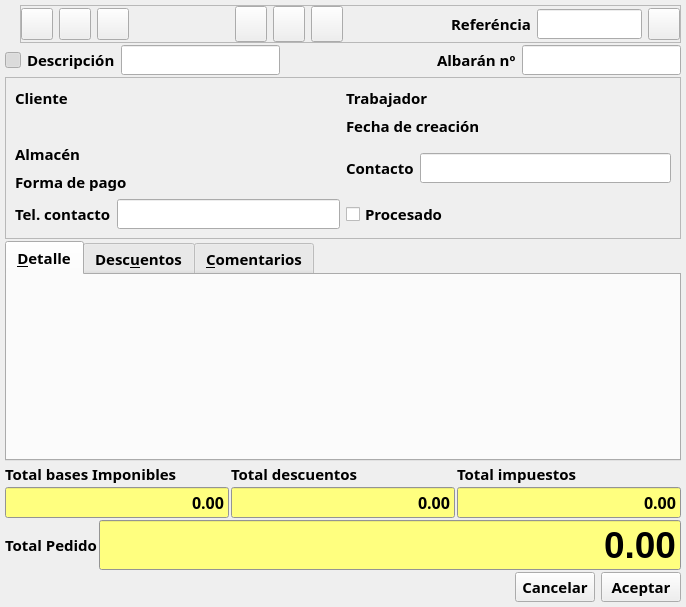
Before: the Qt Designer form bulmages/bulmafact/src/albaranclientebase.ui in eboladev/Bulmages-1, drawn with Qt 5.
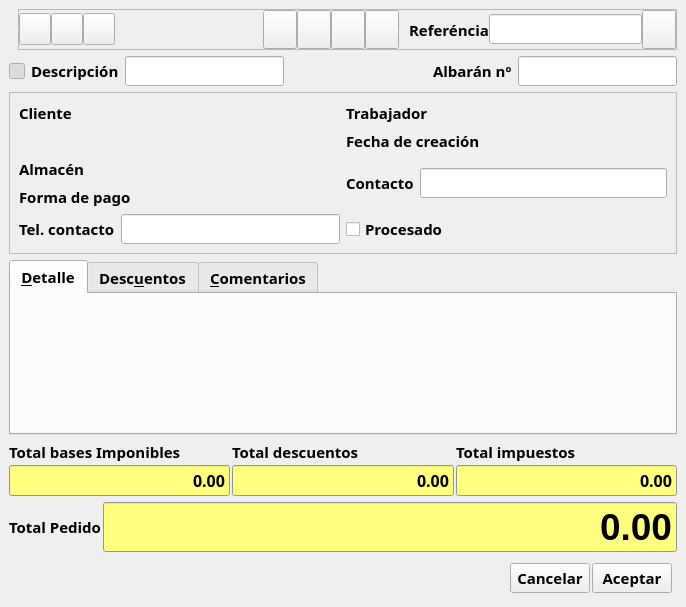
After: the same form once the commit is applied. Icons and pictures are not drawn. Custom widgets are drawn as their Qt base class.

Diff of the .ui file:
```diff
--- a/bulmages/bulmafact/src/albaranclientebase.ui
+++ b/bulmages/bulmafact/src/albaranclientebase.ui
@@ -31,10 +31,10 @@
   </property>
   <layout class="QVBoxLayout" >
    <property name="margin" >
-    <number>5</number>
+    <number>9</number>
    </property>
    <property name="spacing" >
-    <number>2</number>
+    <number>6</number>
    </property>
    <item>
     <layout class="QHBoxLayout" >
@@ -42,10 +42,18 @@
       <number>0</number>
      </property>
      <property name="spacing" >
-      <number>6</number>
+      <number>0</number>
      </property>
      <item>
       <widget class="QLabel" name="pixmapLabel1" >
+       <property name="sizePolicy" >
+        <sizepolicy>
+         <hsizetype>0</hsizetype>
+         <vsizetype>0</vsizetype>
+         <horstretch>0</horstretch>
+         <verstretch>0</verstretch>
+        </sizepolicy>
+       </property>
        <property name="pixmap" >
         <pixmap resource="../../bulmages-recursos-graficos.qrc" >:/Bulmafact48x48/images/png/48x48/i_bulmages_ventas_albaran.48x48.png</pixmap>
        </property>
@@ -55,7 +63,15 @@
       </widget>
      </item>
      <item>
-      <widget class="QFrame" name="frame_2" >
+      <widget class="QFrame" name="frame_3" >
+       <property name="sizePolicy" >
+        <sizepolicy>
+         <hsizetype>5</hsizetype>
+         <vsizetype>1</vsizetype>
+         <horstretch>0</horstretch>
+         <verstretch>0</verstretch>
+        </sizepolicy>
+       </property>
        <property name="frameShape" >
         <enum>QFrame::StyledPanel</enum>
        </property>
@@ -67,7 +83,7 @@
          <number>0</number>
         </property>
         <property name="spacing" >
-         <number>6</number>
+         <number>0</number>
         </property>
         <item>
          <widget class="QToolButton" name="mui_guardar" >
@@ -181,7 +197,35 @@
            <string>Ver Presupuesto</string>
           </property>
           <property name="whatsThis" >
-           <string>Ver Presupuesto</string>
+           <string>Ver Pedido</string>
+          </property>
+          <property name="text" >
+           <string/>
+          </property>
+          <property name="icon" >
+           <iconset resource="../../bulmages-recursos-graficos.qrc" >:/Bulmafact48x48/images/png/48x48/i_bulmages_ventas_pedidos.48x48.png</iconset>
+          </property>
+          <property name="iconSize" >
+           <size>
+            <width>32</width>
+            <height>32</height>
+           </size>
+          </property>
+         </widget>
+        </item>
+        <item>
+         <widget class="QToolButton" name="mui_facturar" >
+          <property name="minimumSize" >
+           <size>
+            <width>32</width>
+            <height>32</height>
+           </size>
+          </property>
+          <property name="toolTip" >
+           <string>Pasar a Factura</string>
+          </property>
+          <property name="whatsThis" >
+           <string>Pasar a Factura</string>
           </property>
           <property name="text" >
            <string/>
@@ -263,8 +307,8 @@
           </property>
           <property name="sizeHint" >
            <size>
-            <width>155</width>
-            <height>36</height>
+            <width>16</width>
+            <height>26</height>
            </size>
           </property>
          </spacer>
@@ -299,6 +343,12 @@
           <property name="icon" >
            <iconset resource="../../bulmages-recursos-graficos.qrc" >:/Bulmafact48x48/images/png/48x48/i_bulmages_informexreferencia.48x48.png</iconset>
           </property>
+          <property name="iconSize" >
+           <size>
+            <width>32</width>
+            <height>32</height>
+           </size>
+          </property>
          </widget>
         </item>
        </layout>
@@ -1990,10 +2040,10 @@
    <item>
     <layout class="QHBoxLayout" >
      <property name="margin" >
-      <number>0</number>
+      <number>5</number>
      </property>
      <property name="spacing" >
-      <number>6</number>
+      <number>2</number>
      </property>
      <item>
       <spacer>
@@ -2057,13 +2107,6 @@
    <container>0</container>
    <pixmap></pixmap>
   </customwidget>
-  <customwidget>
-   <class>Q3TextEdit</class>
-   <extends></extends>
-   <header>q3textedit.h</header>
-   <container>0</container>
-   <pixmap></pixmap>
-  </customwidget>
   <customwidget>
    <class>BusquedaCliente</class>
    <extends></extends>
@@ -2071,6 +2114,13 @@
    <container>0</container>
    <pixmap></pixmap>
   </customwidget>
+  <customwidget>
+   <class>Q3TextEdit</class>
+   <extends></extends>
+   <header>q3textedit.h</header>
+   <container>0</container>
+   <pixmap></pixmap>
+  </customwidget>
   <customwidget>
    <class>BusquedaAlmacen</class>
    <extends></extends>
```
Left out of the diff: 10 changed lines with no effect on the pictures.
